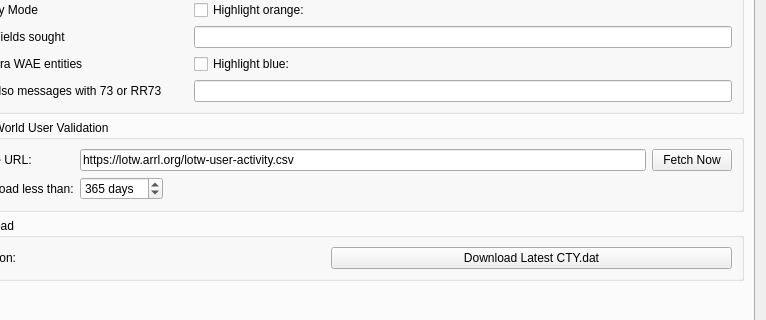
The window that Configuration_Alerts_PLUS.ui (uaro-radio/wsjtx) describes before a commit, drawn with Qt 5; both pictures show x 111 to 877 and y 301 to 621 of the 877 by 716 pixel window.
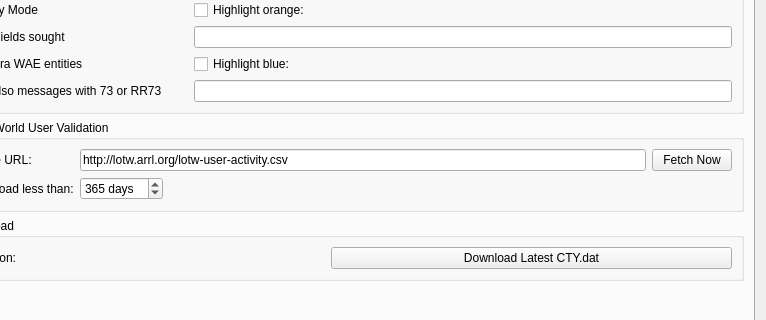
The same window after the commit. The open tabs and pages were chosen to show the change. Custom widgets are drawn as their Qt base class.

Commit message: Set default download for the LotW file to http.

Diff of the .ui file:
```diff
--- a/Configuration_Alerts_PLUS.ui
+++ b/Configuration_Alerts_PLUS.ui
@@ -2716,7 +2716,7 @@
                <string>URL</string>
               </property>
               <property name="text">
-               <string>https://lotw.arrl.org/lotw-user-activity.csv</string>
+               <string>http://lotw.arrl.org/lotw-user-activity.csv</string>
               </property>
              </widget>
             </item>
```
Left out of the diff: 10 changed lines with no effect on the pictures. The commit also changes 2 other files.
